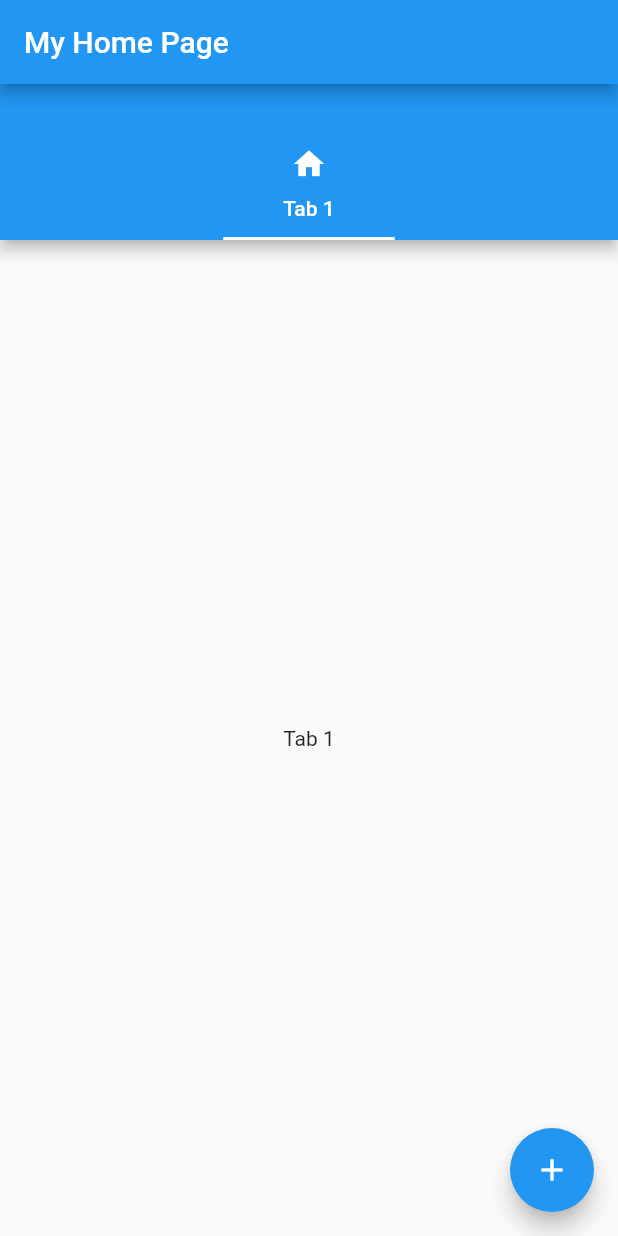
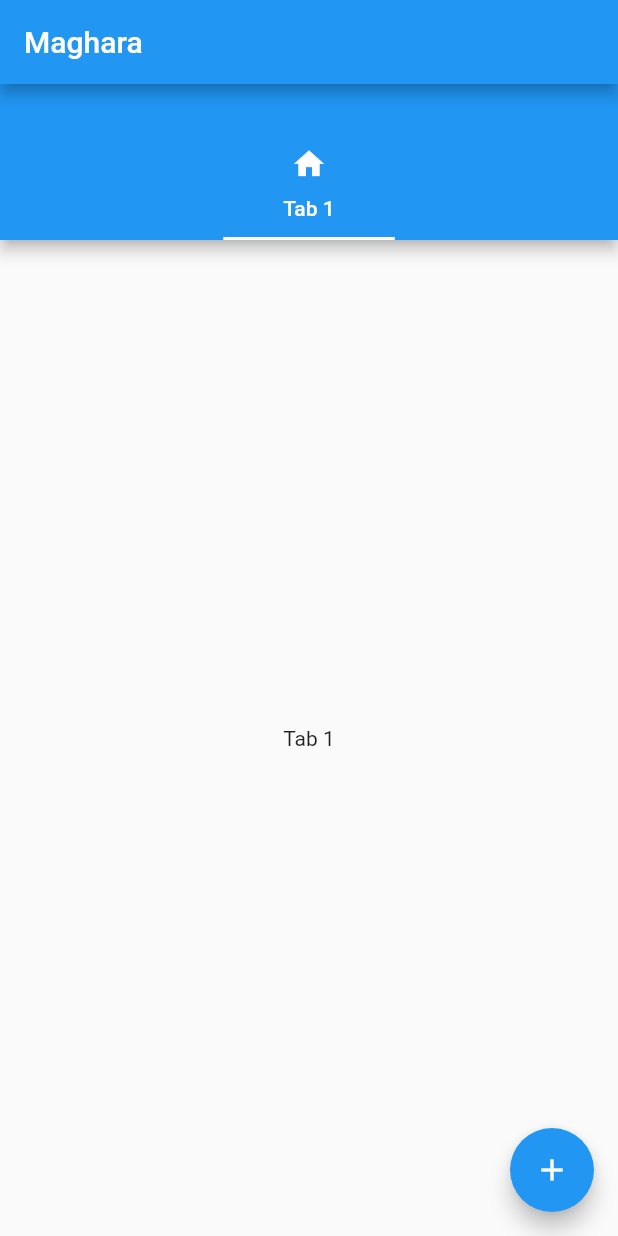
Before and after one commit to MagnoDaza/separado, a Flutter app: the screen it shows after launch, on a phone screen of 412 x 824 dp. Run offline on Flutter 3.47's test engine with Material 2 defaults, Android fonts, the phone set to English and light mode, and no system bars; our stand-ins replace fluttertoast.

Commit message:
detalles menores sin importancia

```diff
--- a/lib/my_home_page.dart
+++ b/lib/my_home_page.dart
@@ -10,7 +10,7 @@ class MyHomePage extends StatelessWidget {
   Widget build(BuildContext context) {
     return Scaffold(
       appBar: AppBar(
-        title: Text('My Home Page'),
+        title: Text('Maghara'),
       ),
       body: Consumer<TabProvider>(
         builder: (context, tabProvider, child) {
--- a/lib/show_hide_tabs_page.dart
+++ b/lib/show_hide_tabs_page.dart
@@ -1,5 +1,4 @@
 //archivo show_hide_tads_page.dart
-
 import 'package:flutter/material.dart';
 import 'package:provider/provider.dart';
 import 'tab_provider.dart';
@@ -21,6 +20,7 @@ class ShowHideTabsPage extends StatelessWidget {
             builder: (context, tabProvider, child) {
               return Column(
                 children: <Widget>[
+                  Text("Mostrar u ocultar nombre"),
                   ShowHideNameSwitch(),
                   const SizedBox(height: 15),
                   ShowHideIconSwitch(),
```
